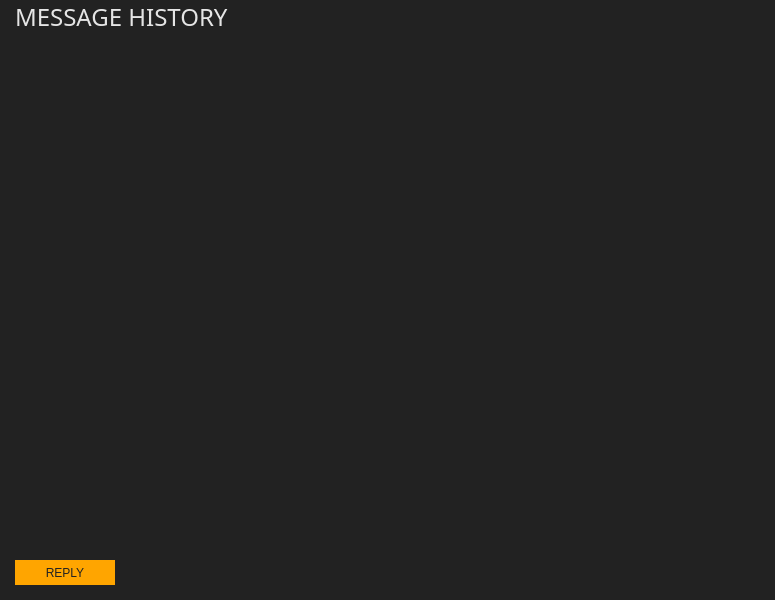
The window that src/gui/ui/messagesframe.ui (ConcealNetwork/conceal-desktop) describes before a commit, drawn with Qt 5.
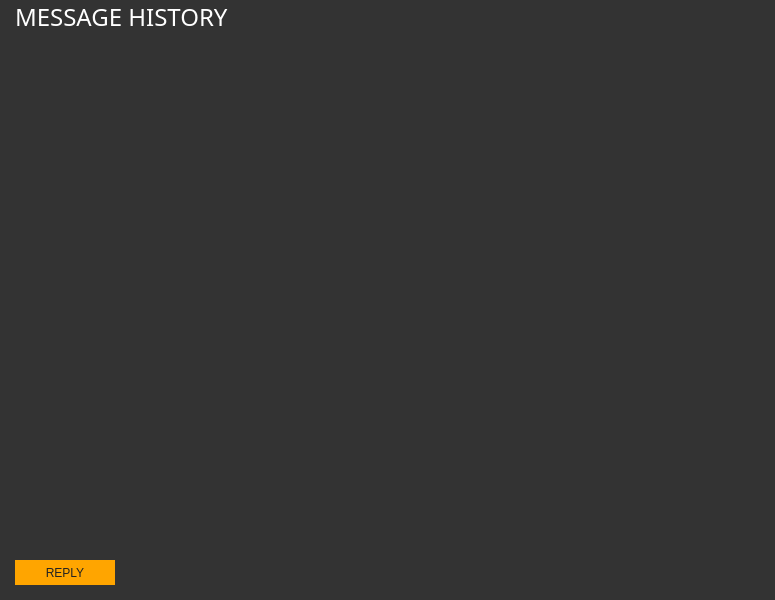
The same window after the commit.

Patch:
```diff
--- a/src/gui/ui/messagesframe.ui
+++ b/src/gui/ui/messagesframe.ui
@@ -20,7 +20,7 @@
    <string>Frame</string>
   </property>
   <property name="styleSheet">
-   <string notr="true">background-color: #222; color: #e5e5e5;</string>
+   <string notr="true">background-color: #333; color: #e5e5e5;</string>
   </property>
   <property name="frameShape">
    <enum>QFrame::NoFrame</enum>
@@ -52,6 +52,9 @@
        <pointsize>18</pointsize>
       </font>
      </property>
+     <property name="styleSheet">
+      <string notr="true">color: white;</string>
+     </property>
      <property name="text">
       <string>MESSAGE HISTORY</string>
      </property>
```
